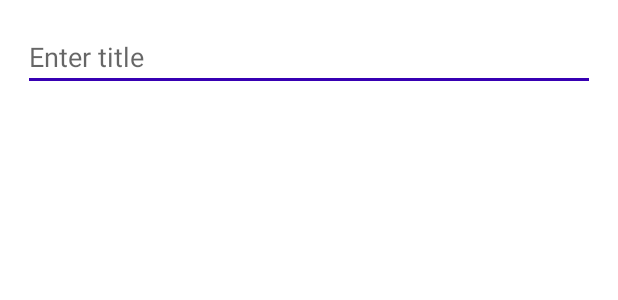
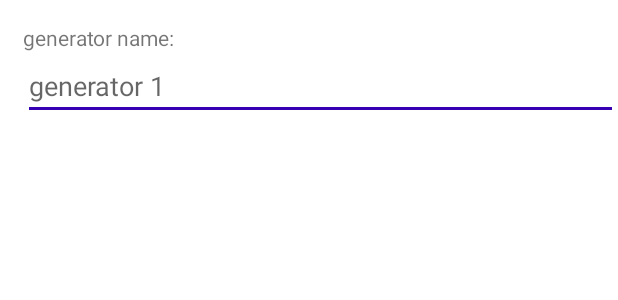
Before and after one commit to lucianojung/Random_Generator_App_With_Weighting, an Android app: the layout fragment_generator_dialog.xml on its own in the app's theme, with its tools: preview values and no code run, on a phone screen of 412 x 824 dp. Shown: the top 300 px of the screen. Run offline under Robolectric (Android 15) with nearby library versions, the phone set to English and light mode, and no system bars.

Commit message:
fix wrong layout with too long names & heading for creating & bugfix

```diff
--- a/build.gradle
+++ b/build.gradle
@@ -7,7 +7,7 @@ buildscript {
         jcenter()
     }
     dependencies {
-        classpath 'com.android.tools.build:gradle:3.1.3'
+        classpath 'com.android.tools.build:gradle:3.4.0'
 
 
         // NOTE: Do not place your application dependencies here; they belong
--- a/mobile/build.gradle
+++ b/mobile/build.gradle
@@ -28,4 +28,8 @@ dependencies {
     androidTestImplementation 'com.android.support.test.espresso:espresso-core:3.0.2'
     wearApp project(':wear')
     implementation 'com.google.android.gms:play-services-wearable:+'
+    implementation 'android.arch.navigation:navigation-fragment:1.0.0'
+    implementation 'android.arch.navigation:navigation-ui:1.0.0'
+    implementation 'android.arch.persistence.room:runtime:1.1.1'
+    annotationProcessor 'android.arch.persistence.room:compiler:1.1.1'
 }
--- a/mobile/src/main/res/layout/activity_main.xml
+++ b/mobile/src/main/res/layout/activity_main.xml
@@ -25,8 +25,8 @@
     <ListView
         android:id="@+id/chooser_list"
         android:layout_below="@+id/appbar_layout_main"
-        android:layout_width="fill_parent"
-        android:layout_height="fill_parent"
+        android:layout_width="match_parent"
+        android:layout_height="match_parent"
         android:paddingBottom="@dimen/item_height"/>
 
     <android.support.design.widget.FloatingActionButton
--- a/mobile/src/main/res/layout/activity_valuelist.xml
+++ b/mobile/src/main/res/layout/activity_valuelist.xml
@@ -29,6 +29,7 @@
         android:layout_below="@+id/appbar_layout"
         android:layout_gravity="center_horizontal"
         android:text="@string/choose_random_button_name"
+        android:textAppearance="?android:attr/textAppearanceMedium"
         app:backgroundTint="@color/colorPrimary"
         app:cornerRadius="@dimen/fab_margin"
         app:icon="@drawable/ic_casino_white_24dp"
@@ -64,8 +65,8 @@
 
     <ListView
         android:id="@+id/value_list"
-        android:layout_width="fill_parent"
-        android:layout_height="fill_parent"
+        android:layout_width="match_parent"
+        android:layout_height="match_parent"
         android:layout_below="@id/header_layout"
         android:paddingBottom="@dimen/item_height" />
 
--- a/mobile/src/main/res/layout/fragment_generator_dialog.xml
+++ b/mobile/src/main/res/layout/fragment_generator_dialog.xml
@@ -12,13 +12,22 @@
         app:layout_constraintStart_toStartOf="parent"
         app:layout_constraintTop_toTopOf="parent">
 
+        <TextView
+            android:layout_width="wrap_content"
+            android:layout_height="wrap_content"
+            android:gravity="start|center_vertical"
+            android:layout_weight="1"
+            android:maxLines="1"
+            android:layout_marginTop="15dp"
+            android:layout_marginLeft="15dp"
+            android:text="@string/dialog_title_generator"/>
+
         <EditText
             android:id="@+id/edit_generator_title"
             android:layout_width="match_parent"
             android:layout_height="wrap_content"
-            android:layout_margin="15dp"
+            android:layout_marginLeft="15dp"
             android:inputType="text"
-            android:autofillHints="@string/autofill_hint_text"
             android:hint="@string/name_dialog_text_chooser" />
 
         <!--todo add DropDown for Type and/ or image -->
--- a/mobile/src/main/res/values/strings.xml
+++ b/mobile/src/main/res/values/strings.xml
@@ -2,7 +2,7 @@
     <string name="app_name">Random Chooser</string>
     <string name="action_settings">Settings</string>
     <string name="dialog_title_create_generator">create Chooser</string>
-    <string name="name_dialog_text_chooser">Enter title</string>
+    <string name="name_dialog_text_chooser">generator 1</string>
 
     <string name="choose_random_button_name">Choose random Value</string>
     <string name="value_heading_name">Value</string>
@@ -39,4 +39,9 @@
         For Feedback send an Email at:\n
         LucianoJ@posteo.de :)
     </string>
+    <string name="dialog_title_generator">generator name:</string>
+    <string name="dialog_title_value">value:</string>
+    <string name="dialog_title_weighting">weighting:</string>
+    <string name="null_pointer_warning">Missing ressource! Please restart the app</string>
+    <string name="default_generator">random generator</string>
 </resources>
```
Also changed, not shown: mobile/src/main/java/de/lucianojung/random_generator/MainActivity.java (+9 -6 lines), mobile/src/main/java/de/lucianojung/random_generator/ValueListActivity.java (+11 -2 lines), mobile/src/main/res/layout/fragment_variable_dialog.xml (+22 -3 lines), mobile/src/main/res/layout/listitem_view_generator.xml (+5 -6 lines), mobile/src/main/res/layout/listitem_view_variable.xml (+15 -13 lines), gradle/wrapper/gradle-wrapper.properties, 3 other files.
